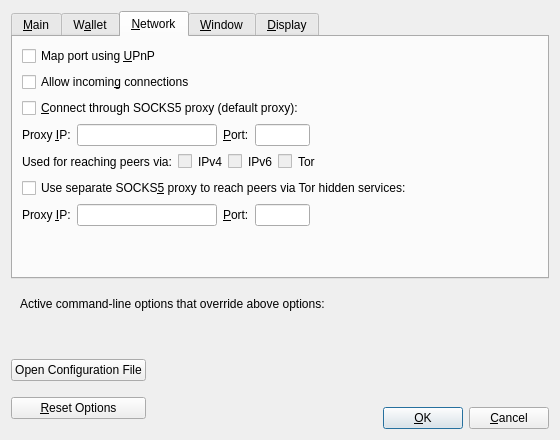
Above: src/qt/forms/optionsdialog.ui from genesis-extensions/genesis before the change. Below: the same form after it.
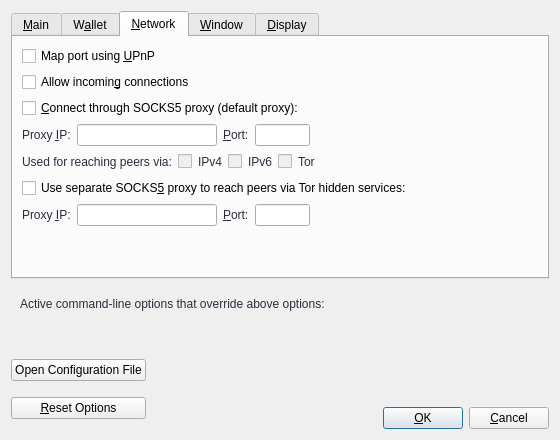
That is the form after the change. The open tabs and pages were chosen to show the change. Custom widgets are drawn as their Qt base class.

```diff
--- a/src/qt/forms/optionsdialog.ui
+++ b/src/qt/forms/optionsdialog.ui
@@ -220,6 +220,9 @@
         <layout class="QHBoxLayout" name="horizontalLayout_1_Network">
          <item>
           <widget class="QLabel" name="proxyIpLabel">
+		    <property name="styleSheet">
+             <string notr="true">QLabel { color: #2c2b3b; }</string>
+            </property>			  
            <property name="text">
             <string>Proxy &amp;IP:</string>
            </property>
@@ -252,6 +255,9 @@
          </item>
          <item>
           <widget class="QLabel" name="proxyPortLabel">
+		    <property name="styleSheet">
+             <string notr="true">QLabel { color: #2c2b3b; }</string>
+            </property>			  
            <property name="text">
             <string>&amp;Port:</string>
            </property>
@@ -301,6 +307,9 @@
         <layout class="QHBoxLayout" name="horizontalLayout_2_Network">
          <item>
           <widget class="QLabel" name="proxyActiveNets">
+		    <property name="styleSheet">
+             <string notr="true">QLabel { color: #2c2b3b; }</string>
+            </property>			  
            <property name="text">
             <string>Used for reaching peers via:</string>
            </property>
@@ -324,6 +333,9 @@
          </item>
          <item>
           <widget class="QLabel" name="proxyReachIPv4Label">
+		    <property name="styleSheet">
+             <string notr="true">QLabel { color: #2c2b3b; }</string>
+            </property>			  
            <property name="text">
             <string>IPv4</string>
            </property>
@@ -347,6 +359,9 @@
          </item>
          <item>
           <widget class="QLabel" name="proxyReachIPv6Label">
+		    <property name="styleSheet">
+             <string notr="true">QLabel { color: #2c2b3b; }</string>
+            </property>			  
            <property name="text">
             <string>IPv6</string>
            </property>
@@ -370,6 +385,9 @@
          </item>
          <item>
           <widget class="QLabel" name="proxyReachTorLabel">
+		    <property name="styleSheet">
+             <string notr="true">QLabel { color: #2c2b3b; }</string>
+            </property>			  
            <property name="text">
             <string>Tor</string>
            </property>
@@ -407,6 +425,9 @@
         <layout class="QHBoxLayout" name="horizontalLayout_3_Network">
          <item>
           <widget class="QLabel" name="proxyIpTorLabel">
+		    <property name="styleSheet">
+             <string notr="true">QLabel { color: #2c2b3b; }</string>
+            </property>			  
            <property name="text">
             <string>Proxy &amp;IP:</string>
            </property>
@@ -439,6 +460,9 @@
          </item>
          <item>
           <widget class="QLabel" name="proxyPortTorLabel">
+		    <property name="styleSheet">
+             <string notr="true">QLabel { color: #2c2b3b; }</string>
+            </property>			  
            <property name="text">
             <string>&amp;Port:</string>
            </property>
@@ -650,6 +674,9 @@
        <layout class="QHBoxLayout" name="horizontalLayout_Bottom">
         <item>
          <widget class="QLabel" name="overriddenByCommandLineInfoLabel">
+		    <property name="styleSheet">
+             <string notr="true">QLabel { color: #2c2b3b; }</string>
+            </property>			 
           <property name="text">
            <string>Active command-line options that override above options:</string>
           </property>
```
Left out of the diff: 21 changed lines with no effect on the pictures.
